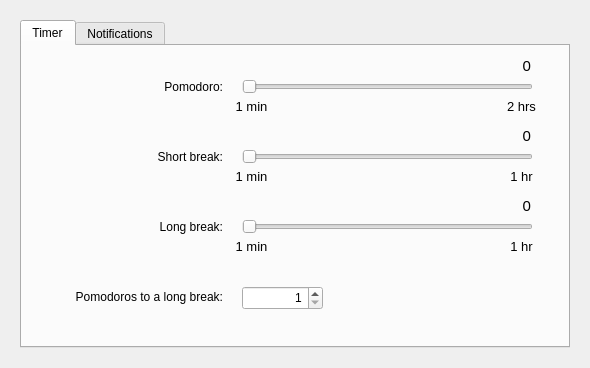
Qt form mainwindow.ui (lmartinking/TomatoTimer) before a commit.
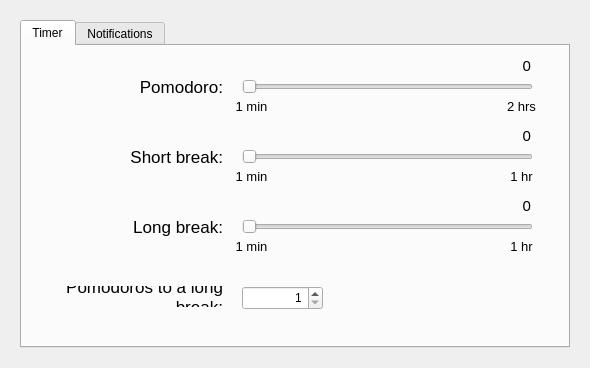
The same form after that commit. The open tabs and pages were chosen to show the change.

What changed in the file:
```diff
--- a/mainwindow.ui
+++ b/mainwindow.ui
@@ -115,6 +115,11 @@
           <height>21</height>
          </rect>
         </property>
+        <property name="font">
+         <font>
+          <pointsize>13</pointsize>
+         </font>
+        </property>
         <property name="text">
          <string>Pomodoro:</string>
         </property>
@@ -131,6 +136,11 @@
           <height>21</height>
          </rect>
         </property>
+        <property name="font">
+         <font>
+          <pointsize>13</pointsize>
+         </font>
+        </property>
         <property name="text">
          <string>Short break:</string>
         </property>
@@ -147,6 +157,11 @@
           <height>21</height>
          </rect>
         </property>
+        <property name="font">
+         <font>
+          <pointsize>13</pointsize>
+         </font>
+        </property>
         <property name="text">
          <string>Long break:</string>
         </property>
@@ -336,12 +351,17 @@
        <widget class="QLabel" name="label_10">
         <property name="geometry">
          <rect>
-          <x>30</x>
+          <x>0</x>
           <y>240</y>
-          <width>171</width>
+          <width>201</width>
           <height>21</height>
          </rect>
         </property>
+        <property name="font">
+         <font>
+          <pointsize>13</pointsize>
+         </font>
+        </property>
         <property name="text">
          <string>Pomodoros to a long break:</string>
         </property>
```
Left out of the diff: 22 changed lines with no effect on the pictures.
